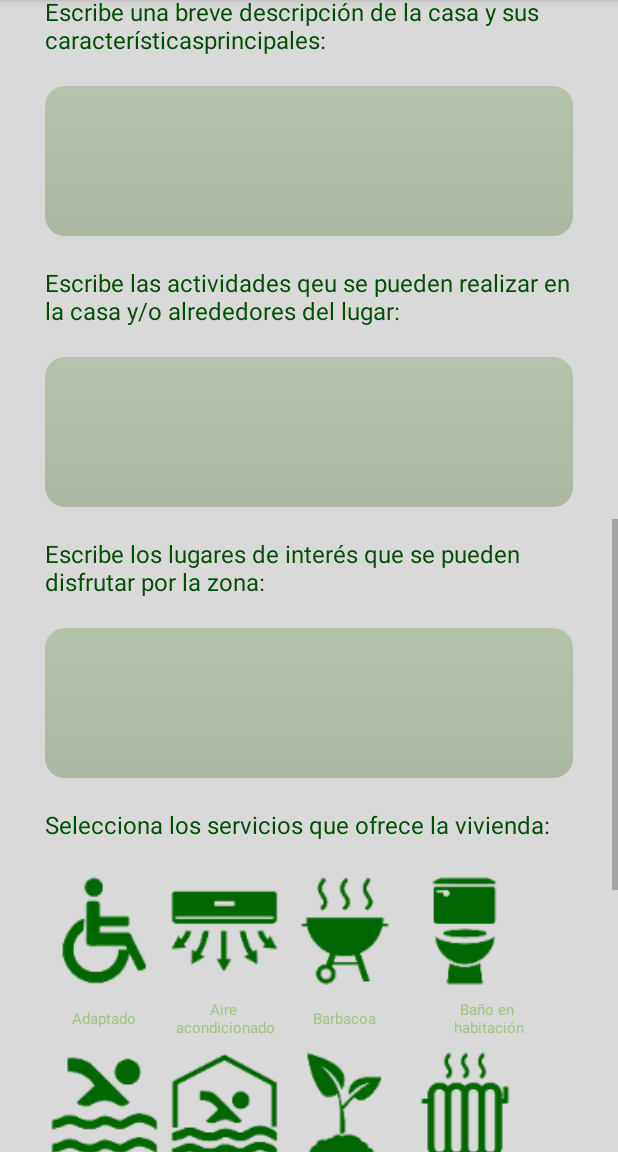
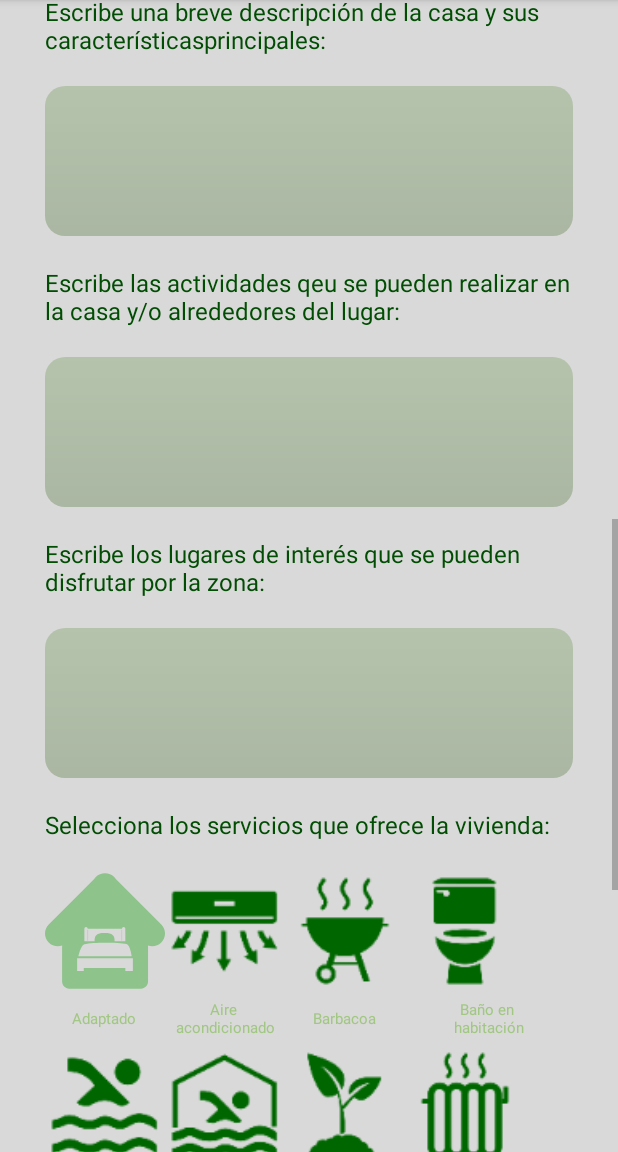
Before and after one commit to Galazord/Hogar_Rural, an Android app: the HouseUpActivity screen opened directly, with no data from a screen before it, scrolled down 1074 dp, on a phone screen of 412 x 824 dp, the part 84-1236 px from its top. Run offline under Robolectric (Android 15) with nearby library versions, the phone set to English and light mode, and no system bars; our stand-ins replace Firebase (no records; nobody signed in at launch, a user with empty details on screens opened directly); Roboto replaces fonts that are not available here.

Commit message:
Actualización 8

```diff
--- /dev/null
+++ b/app/src/main/res/drawable/btntoogle_selector.xml
@@ -0,0 +1,7 @@
+<?xml version="1.0" encoding="utf-8"?>
+<selector xmlns:android="http://schemas.android.com/apk/res/android">
+    <item android:drawable="@drawable/ic_room_on" android:state_checked="true" android:state_pressed="true"/>
+    <item android:drawable="@drawable/ic_room_on" android:state_checked="true" android:state_focused="false"/>
+    <item android:drawable="@drawable/ic_room_off" android:state_checked="false" android:state_pressed="true"/>
+    <item android:drawable="@drawable/ic_room_off" android:state_checked="false" android:state_focused="false"/>
+</selector>
--- a/app/src/main/res/layout/activity_house_up.xml
+++ b/app/src/main/res/layout/activity_house_up.xml
@@ -179,6 +179,7 @@
                     android:layout_height="wrap_content"
                     android:checked="true"
                     android:text="@string/houseUp_complete"
+
                     android:onClick="CheckButtonTypeHouse"/>
 
                 <RadioButton
@@ -560,10 +561,11 @@
                     android:id="@+id/tbFilter_adapted"
                     android:layout_width="80dp"
                     android:layout_height="80dp"
-                    android:onClick="OnDefaultToggleClickComplete"
+                    android:background="@drawable/btntoogle_selector"
+                    android:tag="@string/filters_adapted"
                     android:textOn=""
                     android:textOff=""
-                    android:background="@drawable/ic_service_adapted" />
+                    android:onClick="OnDefaultToggleClickServices"/>
 
                 <!-- Botón Toggle Aire acondicionado -->
                 <ToggleButton
@@ -571,30 +573,33 @@
                     android:layout_width="80dp"
                     android:layout_height="80dp"
                     android:layout_marginHorizontal="30dp"
-                    android:onClick="OnDefaultToggleClickComplete"
+                    android:background="@drawable/ic_service_air"
+                    android:tag="@string/filters_air"
                     android:textOn=""
                     android:textOff=""
-                    android:background="@drawable/ic_service_air"/>
+                    android:onClick="OnDefaultToggleClickServices"/>
 
                 <!-- Botón Toggle barbacoa -->
                 <ToggleButton
                     android:id="@+id/tbFilter_barbecue"
                     android:layout_width="80dp"
                     android:layout_height="80dp"
-                    android:onClick="OnDefaultToggleClickComplete"
+                    android:background="@drawable/ic_service_barbecue"
+                    android:tag="@string/filters_barbacue"
                     android:textOn=""
                     android:textOff=""
-                    android:background="@drawable/ic_service_barbecue"/>
+                    android:onClick="OnDefaultToggleClickServices"/>
 
                 <!-- Botón Toggle baño en habitación -->
                 <ToggleButton
                     android:id="@+id/tbFilter_bath"
                     android:layout_width="80dp"
                     android:layout_height="80dp"
-                    android:onClick="OnDefaultToggleClickComplete"
+                    android:background="@drawable/ic_service_bath"
+                    android:tag="@string/filters_bath"
                     android:textOn=""
                     android:textOff=""
-                    android:background="@drawable/ic_service_bath"/>
+                    android:onClick="OnDefaultToggleClickServices"/>
 
                 <!-- Texto: Minusválidos -->
                 <TextView
@@ -657,40 +662,44 @@
                     android:id="@+id/tbFilter_pool"
                     android:layout_width="80dp"
                     android:layout_height="80dp"
-                    android:onClick="OnDefaultToggleClickComplete"
                     android:textOn=""
                     android:textOff=""
-                    android:background="@drawable/ic_service_pool"/>
+                    android:tag="@string/filters_pool"
+                    android:background="@drawable/ic_service_pool"
+                    android:onClick="OnDefaultToggleClickServices"/>
 
                 <!-- Botón Toggle piscina climatizada -->
                 <ToggleButton
                     android:id="@+id/tbFilter_climatized"
                     android:layout_width="80dp"
                     android:layout_height="80dp"
-                    android:onClick="OnDefaultToggleClickComplete"
+                    android:background="@drawable/ic_service_climatized_pool"
+                    android:tag="@string/filters_climatized"
                     android:textOn=""
                     android:textOff=""
-                    android:background="@drawable/ic_service_climatized_pool"/>
+                    android:onClick="OnDefaultToggleClickServices"/>
 
                 <!-- Botón Toggle jardín -->
                 <ToggleButton
                     android:id="@+id/tbFilter_garden"
                     android:layout_width="80dp"
                     android:layout_height="80dp"
-                    android:onClick="OnDefaultToggleClickComplete"
+                    android:background="@drawable/ic_service_garden"
+                    android:tag="@string/filters_garden"
                     android:textOn=""
                     android:textOff=""
-                    android:background="@drawable/ic_service_garden"/>
+                    android:onClick="OnDefaultToggleClickServices"/>
 
                 <!-- Botón Toggle calefacción -->
                 <ToggleButton
                     android:id="@+id/tbFilter_heating"
                     android:layout_width="80dp"
                     android:layout_height="80dp"
-                    android:onClick="OnDefaultToggleClickComplete"
+                    android:background="@drawable/ic_service_heatingi"
+                    android:tag="@string/filters_heating"
                     android:textOn=""
                     android:textOff=""
-                    android:background="@drawable/ic_service_heatingi"/>
+                    android:onClick="OnDefaultToggleClickServices"/>
 
                 <!-- Texto: piscina -->
                 <TextView
@@ -753,40 +762,44 @@
                     android:id="@+id/tbFilter_jacuzzi"
                     android:layout_width="80dp"
                     android:layout_height="80dp"
-                    android:onClick="OnDefaultToggleClickComplete"
+                    android:background="@drawable/ic_service_jacuzzi"
+                    android:tag="@string/filters_jacuzzi"
                     android:textOn=""
                     android:textOff=""
-                    android:background="@drawable/ic_service_jacuzzi"/>
+                    android:onClick="OnDefaultToggleClickServices"/>
 
                 <!-- Botón Toggle cocina incluida -->
                 <ToggleButton
                     android:id="@+id/tbFilter_kitchen"
                     android:layout_width="80dp"
                     android:layout_height="80dp"
-                    android:onClick="OnDefaultToggleClickComplete"
+                    android:background="@drawable/ic_service_kitchen"
+                    android:tag="@string/filters_kitchen"
                     android:textOn=""
                     android:textOff=""
-                    android:background="@drawable/ic_service_kitchen"/>
+                    android:onClick="OnDefaultToggleClickServices"/>
 
                 <!-- Botón Toggle Montañas-->
                 <ToggleButton
                     android:id="@+id/tbFilter_mountain"
                     android:layout_width="80dp"
                     android:layout_height="80dp"
-                    android:onClick="OnDefaultToggleClickComplete"
+                    android:background="@drawable/ic_service_mountain"
+                    android:tag="@string/filters_mountain"
                     android:textOn=""
                     android:textOff=""
-                    android:background="@drawable/ic_service_mountain"/>
+                    android:onClick="OnDefaultToggleClickServices"/>
 
                 <!-- Botón Toggle parking -->
                 <ToggleButton
                     android:id="@+id/tbFilter_parking"
                     android:layout_width="80dp"
                     android:layout_height="80dp"
-                    android:onClick="OnDefaultToggleClickComplete"
+                    android:background="@drawable/ic_service_parking"
+                    android:tag="@string/filters_parking"
                     android:textOn=""
                     android:textOff=""
-                    android:background="@drawable/ic_service_parking"/>
+                    android:onClick="OnDefaultToggleClickServices"/>
 
                 <!-- Texto: Jacuzzi -->
                 <TextView
@@ -849,40 +862,44 @@
                     android:id="@+id/tbFilter_beach"
                     android:layout_width="80dp"
                     android:layout_height="80dp"
-                    android:onClick="OnDefaultToggleClickComplete"
+                    android:background="@drawable/ic_service_beach"
+                    android:tag="@string/filters_beach"
                     android:textOn=""
                     android:textOff=""
-                    android:background="@drawable/ic_service_beach"/>
+                    android:onClick="OnDefaultToggleClickServices"/>
 
                 <!-- Botón Toggle desayuno incluido -->
                 <ToggleButton
                     android:id="@+id/tbFilter_breakfast"
                     android:layout_width="80dp"
                     android:layout_height="80dp"
-                    android:onClick="OnDefaultToggleClickComplete"
+                    android:background="@drawable/ic_service_breakfast"
+                    android:tag="@string/filters_breakfast"
                     android:textOn=""
                     android:textOff=""
-                    android:background="@drawable/ic_service_breakfast"/>
+                    android:onClick="OnDefaultToggleClickServices"/>
 
                 <!-- Botón Toggle zona para niños -->
                 <ToggleButton
                     android:id="@+id/tbFilter_children"
                     android:layout_width="80dp"
                     android:layout_height="80dp"
-                    android:onClick="OnDefaultToggleClickComplete"
+                    android:background="@drawable/ic_service_children"
+                    android:tag="@string/filters_children"
                     android:textOn=""
                     android:textOff=""
-                    android:background="@drawable/ic_service_children"/>
+                    android:onClick="OnDefaultToggleClickServices"/>
 
                 <!-- Botón Toggle chimenea -->
                 <ToggleButton
                     android:id="@+id/tbFilter_fireplace"
                     android:layout_width="80dp"
                     android:layout_height="80dp"
-                    android:onClick="OnDefaultToggleClickComplete"
+                    android:background="@drawable/ic_service_fireplacei"
+                    android:tag="@string/filters_fireplace"
                     android:textOn=""
                     android:textOff=""
-                    android:background="@drawable/ic_service_fireplacei"/>
+                    android:onClick="OnDefaultToggleClickServices"/>
 
                 <!-- Texto: playa -->
                 <TextView
@@ -945,40 +962,44 @@
                     android:id="@+id/tbFilter_pets"
                     android:layout_width="80dp"
                     android:layout_height="80dp"
-                    android:onClick="OnDefaultToggleClickComplete"
+                    android:background="@drawable/ic_service_pets"
+                    android:tag="@string/filters_pets"
                     android:textOn=""
                     android:textOff=""
-                    android:background="@drawable/ic_service_pets"/>
+                    android:onClick="OnDefaultToggleClickServices"/>
 
                 <!-- Botón Toggle spa -->
                 <ToggleButton
                     android:id="@+id/tbFilter_spa"
                     android:layout_width="80dp"
                     android:layout_height="80dp"
-                    android:onClick="OnDefaultToggleClickComplete"
+                    android:background="@drawable/ic_service_spa"
+                    android:tag="@string/filters_spa"
                     android:textOn=""
                     android:textOff=""
-                    android:background="@drawable/ic_service_spa"/>
+                    android:onClick="OnDefaultToggleClickServices"/>
 
                 <!-- Botón Toggle television -->
                 <ToggleButton
                     android:id="@+id/tbFilter_tv"
                     android:layout_width="80dp"
                     android:layout_height="80dp"
-                    android:onClick="OnDefaultToggleClickComplete"
+                    android:background="@drawable/ic_service_tv"
+                    android:tag="@string/filters_tv"
                     android:textOn=""
                     android:textOff=""
-                    android:background="@drawable/ic_service_tv"/>
+                    android:onClick="OnDefaultToggleClickServices"/>
 
                 <!-- Botón Toggle wifi -->
                 <ToggleButton
                     android:id="@+id/tbFilter_wifi"
                     android:layout_width="80dp"
                     android:layout_height="80dp"
-                    android:onClick="OnDefaultToggleClickComplete"
+                    android:background="@drawable/ic_service_wifi"
+                    android:tag="@string/filters_wifi"
                     android:textOn=""
                     android:textOff=""
-                    android:background="@drawable/ic_service_wifi"/>
+                    android:onClick="OnDefaultToggleClickServices"/>
 
                 <!-- Texto: Permite mascotas -->
                 <TextView
```
Also changed, not shown: app/src/main/java/com/example/hogar_rural/HouseUpActivity.java (+26 -7 lines), app/src/main/java/com/example/hogar_rural/Model/Home.java (+8 -4 lines), app/src/main/java/com/example/hogar_rural/Model/Service.java (+26 -4 lines), app/src/main/java/com/example/hogar_rural/Utils/UtilMethod.java (+21 -5 lines), app/src/main/res/layout/activity_filters.xml (+22 -22 lines).
